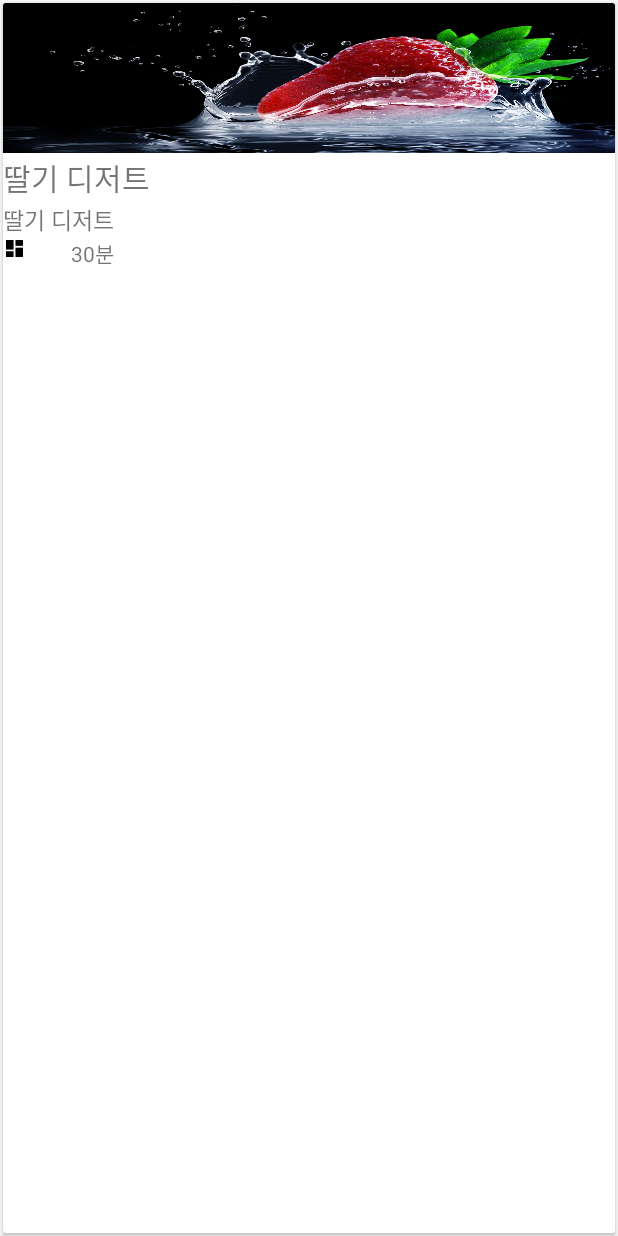
After one commit to lolhi/RecipeMarket, an Android app: the layout search_grid.xml on its own in the app's theme, with its tools: preview values and no code run, on a phone screen of 412 x 824 dp. The commit adds this screen. Run offline under Robolectric (Android 15) with nearby library versions, the phone set to English and light mode, and no system bars.

Commit message:
Update 0.3

```diff
--- a/app/src/main/java/com/example/tablemanager/Home_recycle_Adapter.java
+++ b/app/src/main/java/com/example/tablemanager/Home_recycle_Adapter.java
@@ -107,6 +107,7 @@ public class Home_recycle_Adapter extends RecyclerView.Adapter {
 
 
                     Intent intent = new Intent(mContext, RecipeActivity_detail.class);
+                    intent.putExtra("recipeTitle",item.getTitle() );
                     mContext.startActivity(intent);
                 }
             });
--- a/app/src/main/res/layout/activity_search.xml
+++ b/app/src/main/res/layout/activity_search.xml
@@ -13,7 +13,7 @@
 
 
         <EditText
-            android:id="@+id/editText"
+            android:id="@+id/search_edit"
             android:layout_width="wrap_content"
             android:layout_height="wrap_content"
             android:ems="10"
--- /dev/null
+++ b/app/src/main/res/layout/search_grid.xml
@@ -0,0 +1,61 @@
+<?xml version="1.0" encoding="utf-8"?>
+<LinearLayout xmlns:android="http://schemas.android.com/apk/res/android"
+    xmlns:app="http://schemas.android.com/apk/res-auto"
+    android:orientation="vertical"
+    android:layout_width="match_parent"
+    android:layout_height="match_parent">
+
+
+    <androidx.cardview.widget.CardView
+        android:layout_width="match_parent"
+        android:layout_height="match_parent"
+        android:layout_margin="2dp">
+        <LinearLayout
+            android:layout_width="match_parent"
+            android:layout_height="wrap_content"
+            android:orientation="vertical">
+        <ImageView
+            android:id="@+id/grid_image"
+            android:layout_width="match_parent"
+            android:layout_height="100dp"
+            android:scaleType="fitXY"
+            app:srcCompat="@drawable/straw"></ImageView>
+
+        <TextView
+            android:id="@+id/grid_title"
+            android:layout_width="wrap_content"
+            android:layout_height="wrap_content"
+            android:layout_marginTop="1dp"
+            android:text="딸기 디저트"
+            android:textSize="20dp"></TextView>
+
+            <TextView
+                android:id="@+id/grid_subtitle"
+                android:layout_width="wrap_content"
+                android:layout_height="wrap_content"
+                android:layout_marginTop="1dp"
+                android:text="딸기 디저트"
+                android:textSize="15dp"></TextView>
+
+            <LinearLayout
+                android:layout_width="match_parent"
+                android:layout_height="wrap_content"
+                android:orientation="horizontal">
+
+                <ImageView
+                    android:id="@+id/grid_level"
+                    android:layout_width="15dp"
+                    android:layout_height="15dp"
+                    app:srcCompat="@drawable/ic_dashboard_black_24dp"
+                    />
+                <TextView
+                    android:id="@+id/grid_time"
+                    android:layout_marginLeft="30dp"
+                    android:layout_width="wrap_content"
+                    android:layout_height="wrap_content"
+                    android:text="30분"/>
+
+            </LinearLayout>
+        </LinearLayout>
+    </androidx.cardview.widget.CardView>
+</LinearLayout>
```
Also changed, not shown: app/src/main/java/com/example/tablemanager/CustomGrid.java (added, +77 -0 lines), app/src/main/java/com/example/tablemanager/RecipeActivity_detail.java (+12 -1 lines), app/src/main/java/com/example/tablemanager/Recipe_Detail_Recle_Adapter.java (+5 -2 lines), app/src/main/java/com/example/tablemanager/SearchRayout.java (+27 -5 lines), app/src/main/java/com/example/tablemanager/Search_Detail_Layout.java (+84 -1 lines), app/src/main/res/layout/search_detail.xml (+10 -5 lines).
